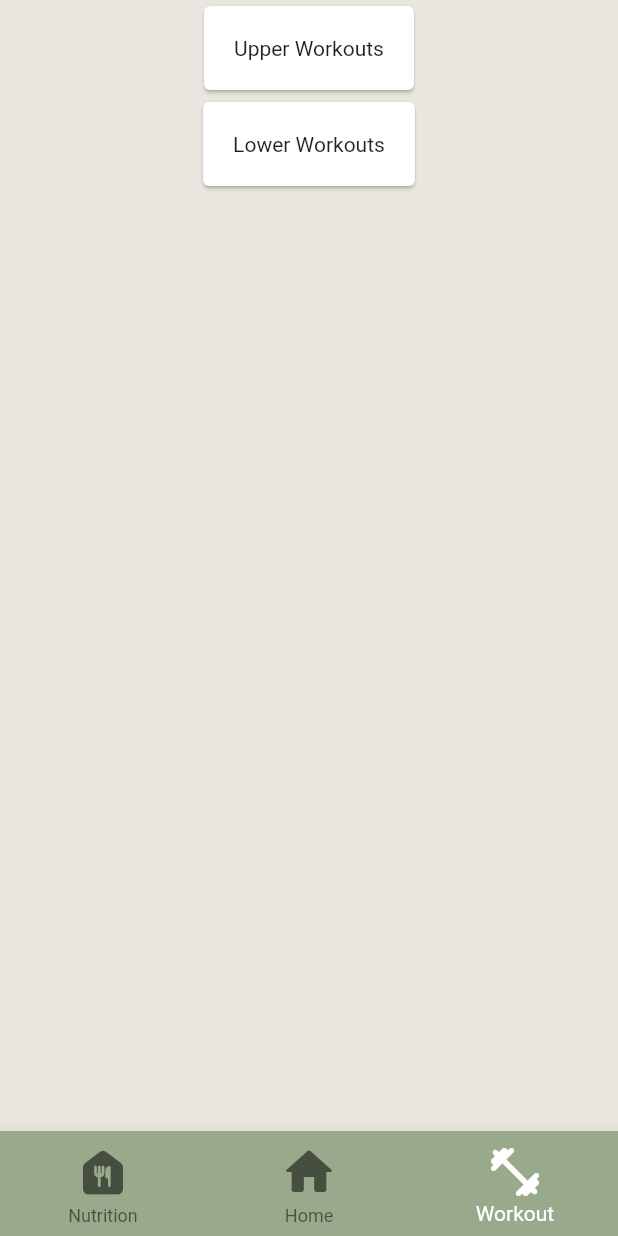
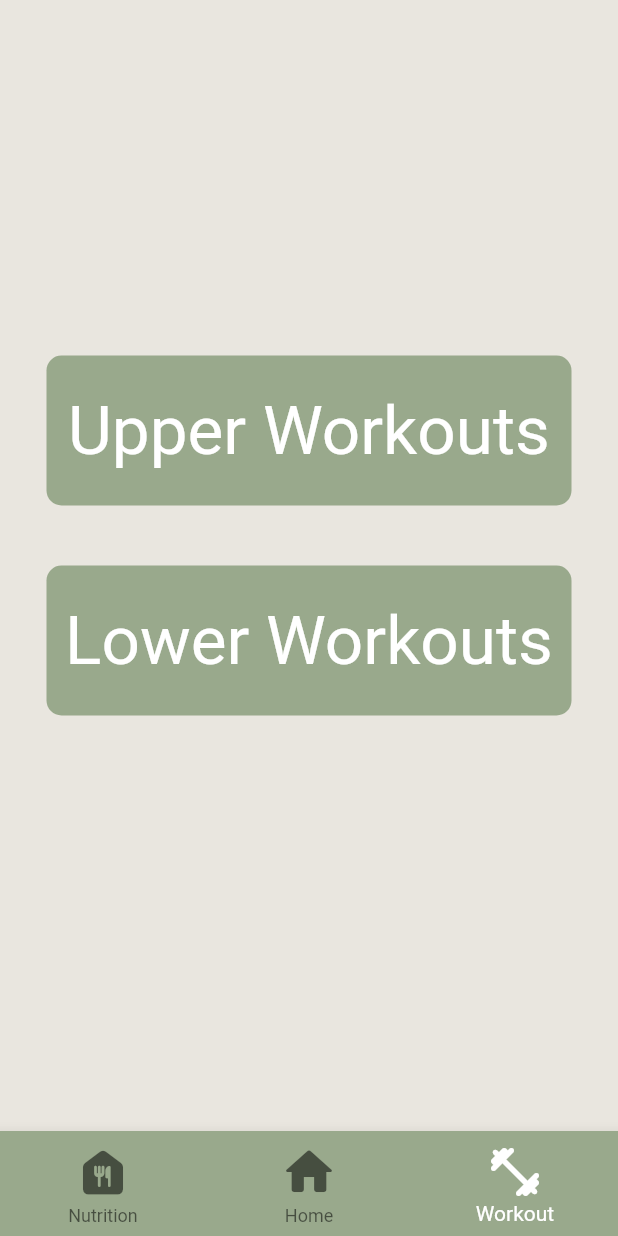
Before and after one commit to ERAUFitnessTracker/FitSage, a Flutter app: the screen it shows after launch, item 3 of the bottom bar chosen, on a phone screen of 412 x 824 dp. Run offline on Flutter 3.47's test engine with Material 2 defaults, Android fonts, the phone set to English and light mode, and no system bars; our stand-ins replace google_fonts, line_awesome_flutter, sqflite, table_calendar; accounts and stored records are empty.

Commit message:
made workout menu prettier

```diff
--- a/FitSage/ui_draft1/lib/workout.dart
+++ b/FitSage/ui_draft1/lib/workout.dart
@@ -10,16 +10,47 @@ class WorkoutPage extends StatelessWidget {
   //This is where you create the MaterialApp. This is used to set constants for the whole app, like themes and properties
   @override
   Widget build(BuildContext context) {
+    var cardTextStyle = Theme.of(context).textTheme.displaySmall!.copyWith(
+          color: const Color.fromRGBO(255, 255, 255, 1),
+        );
     return Scaffold(
       body: SizedBox(
         width: double.infinity,
         height: double.infinity,
         child: SafeArea(
           child: Column(
+            mainAxisAlignment: MainAxisAlignment.center,
             crossAxisAlignment: CrossAxisAlignment.center,
-            children: const [
-              Upper(),
-              Lower(),
+            children: [
+              BigCardButton(
+                  onPressed: () {
+                    Navigator.push(
+                      context,
+                      MaterialPageRoute(
+                        builder: (context) => UpperWorkouts(),
+                      ),
+                    );
+                  },
+                  child: Text(
+                    'Upper Workouts',
+                    style: cardTextStyle,
+                  )),
+              BigCardButton(
+                onPressed: () {
+                  Navigator.push(
+                    context,
+                    MaterialPageRoute(
+                      builder: (context) => LowerWorkouts(),
+                    ),
+                  );
+                },
+                child: Text(
+                  'Lower Workouts',
+                  style: cardTextStyle,
+                ),
+              ),
+              // Upper(), --- I changed the buttons to each use the same Widget. this way we only need one class
+              // Lower(),
             ],
           ),
         ),
@@ -28,79 +59,32 @@ class WorkoutPage extends StatelessWidget {
   }
 }
 
-class WorkoutHome extends StatelessWidget {
-  const WorkoutHome({super.key});
+class BigCardButton extends StatelessWidget {
+  final VoidCallback onPressed;
+  final Widget child;
 
-  //Making the Home page of the Workouts :3
-  @override
-  Widget build(BuildContext context) {
-    return Expanded(
-      child: Scaffold(
-          body: SizedBox(
-        width: double.infinity,
-        height: double.infinity,
-        child: SafeArea(
-          child: Column(
-            crossAxisAlignment: CrossAxisAlignment.center,
-            children: const [
-              Upper(),
-              Lower(),
-            ],
-          ),
-        ),
-      )),
-    );
-  }
-}
-
-class Lower extends StatelessWidget {
-  const Lower({
-    super.key,
-  });
+  const BigCardButton(
+      {super.key, required this.onPressed, required this.child});
 
   @override
   Widget build(BuildContext context) {
     return GestureDetector(
-      onTap: () {
-        Navigator.push(
-          context,
-          MaterialPageRoute(
-            builder: (context) => LowerWorkouts(),
+      onTap: onPressed,
+      child: Padding(
+        padding: const EdgeInsets.only(bottom: 40.0),
+        child: Container(
+          width: 350,
+          height: 100,
+          decoration: BoxDecoration(
+            borderRadius: BorderRadius.circular(10),
+            color: const Color.fromARGB(255, 153, 169, 140),
           ),
-        );
-      },
-      child: const Card(
-        child: Padding(
-          padding: EdgeInsets.all(20.0),
-          child: Text("Lower Workouts"),
+          child: Column(
+            mainAxisAlignment: MainAxisAlignment.center,
+            children: [child],
+          ),
         ),
       ),
     );
   }
 }
-
-class Upper extends StatelessWidget {
-  const Upper({
-    super.key,
-  });
-
-  @override
-  Widget build(BuildContext context) {
-    return GestureDetector(
-      onTap: () {
-        Navigator.push(
-          context,
-          MaterialPageRoute(
-            builder: (context) => UpperWorkouts(),
-          ),
-        );
-      },
-      child: const Card(
-        child: Padding(
-          padding: EdgeInsets.all(20.0),
-          child: Text("Upper Workouts"),
-        ),
-      ),
-    );
-  }
-}
```
